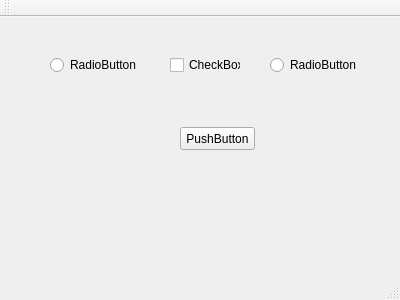
Before: the Qt Designer form mainwindow.ui in daylight21/test, drawn with Qt 5.
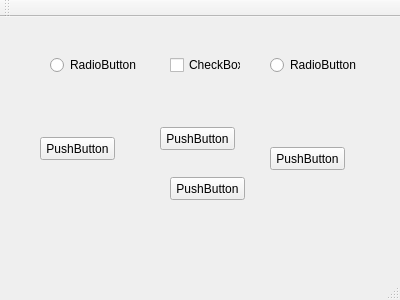
After: the same form once the commit is applied.

```diff
--- a/mainwindow.ui
+++ b/mainwindow.ui
@@ -17,8 +17,8 @@
    <widget class="QPushButton" name="pushButton">
     <property name="geometry">
      <rect>
-      <x>180</x>
-      <y>110</y>
+      <x>40</x>
+      <y>120</y>
       <width>75</width>
       <height>23</height>
      </rect>
@@ -66,6 +66,45 @@
      <string>RadioButton</string>
     </property>
    </widget>
+   <widget class="QPushButton" name="pushButton_2">
+    <property name="geometry">
+     <rect>
+      <x>160</x>
+      <y>110</y>
+      <width>75</width>
+      <height>23</height>
+     </rect>
+    </property>
+    <property name="text">
+     <string>PushButton</string>
+    </property>
+   </widget>
+   <widget class="QPushButton" name="pushButton_3">
+    <property name="geometry">
+     <rect>
+      <x>170</x>
+      <y>160</y>
+      <width>75</width>
+      <height>23</height>
+     </rect>
+    </property>
+    <property name="text">
+     <string>PushButton</string>
+    </property>
+   </widget>
+   <widget class="QPushButton" name="pushButton_4">
+    <property name="geometry">
+     <rect>
+      <x>270</x>
+      <y>130</y>
+      <width>75</width>
+      <height>23</height>
+     </rect>
+    </property>
+    <property name="text">
+     <string>PushButton</string>
+    </property>
+   </widget>
   </widget>
   <widget class="QMenuBar" name="menuBar">
    <property name="geometry">
```
